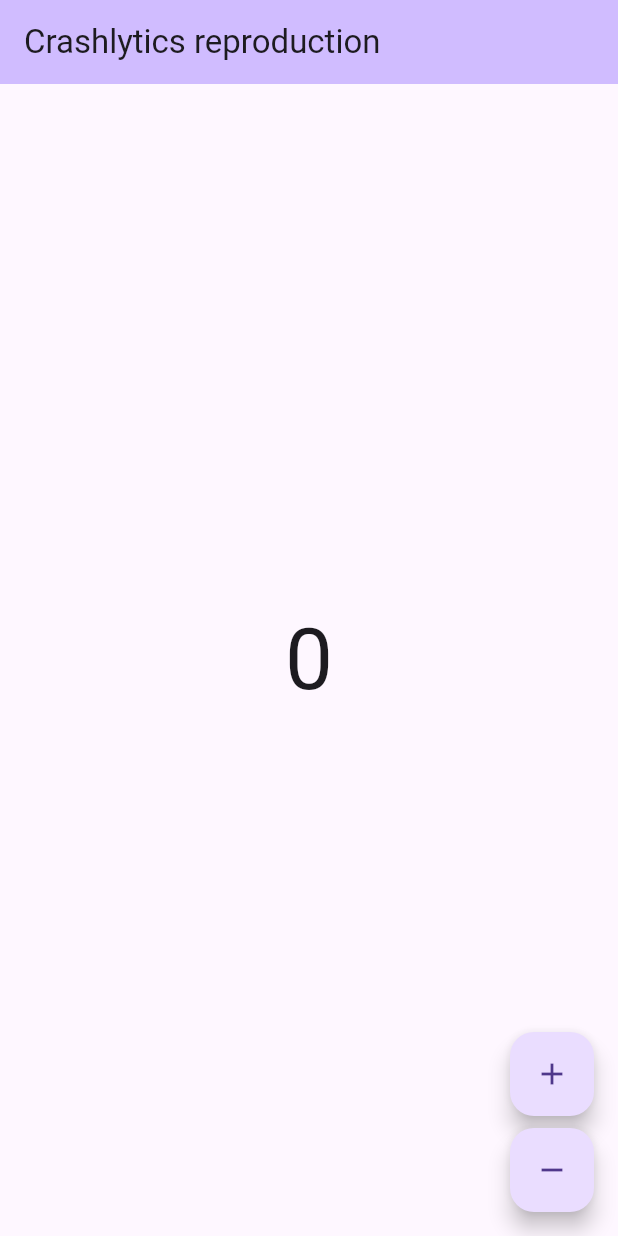
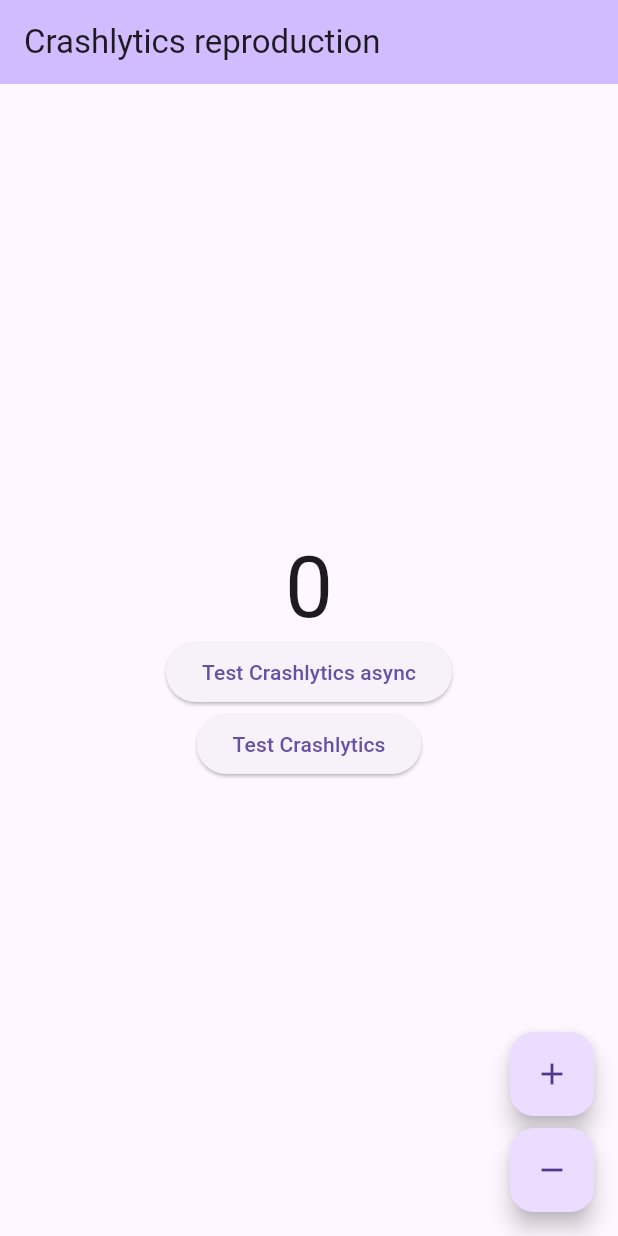
Before and after one commit to russellwheatley/crashlytics-symbols, a Flutter app: the screen it shows after launch, on a phone screen of 412 x 824 dp. Run offline on Flutter 3.47's test engine with Material 3 defaults, Android fonts, the phone set to English and light mode, and no system bars; our stand-ins replace bloc, firebase_core, firebase_crashlytics, flutter_bloc; accounts and stored records are empty.

Commit message:
update main and counter

```diff
--- a/lib/counter/view/counter_page.dart
+++ b/lib/counter/view/counter_page.dart
@@ -21,7 +21,24 @@
   Widget build(BuildContext context) {
     return Scaffold(
       appBar: AppBar(title: const Text('Crashlytics reproduction')),
-      body: const Center(child: CounterText()),
+      body: Column(
+        mainAxisAlignment: MainAxisAlignment.center,
+        children: <Widget>[
+          const Center(child: CounterText()),
+          ElevatedButton(
+            onPressed: () async {
+              throw Exception('Test Crashlytics async');
+            },
+            child: const Text('Test Crashlytics async'),
+          ),
+          ElevatedButton(
+            onPressed: () {
+              throw Exception('Test Crashlytics');
+            },
+            child: const Text('Test Crashlytics'),
+          ),
+        ],
+      ),
       floatingActionButton: Column(
         mainAxisAlignment: MainAxisAlignment.end,
         crossAxisAlignment: CrossAxisAlignment.end,
--- a/lib/main_production.dart
+++ b/lib/main_production.dart
@@ -11,7 +11,6 @@
   await Firebase.initializeApp();
   const fatalError = true;
   FlutterError.onError = (errorDetails) {
-    print('error recorded');
     if (fatalError) {
       // If you want to record a "fatal" exception
       FirebaseCrashlytics.instance.recordFlutterFatalError(errorDetails);
@@ -23,7 +22,6 @@
   };
   // Async exceptions
   PlatformDispatcher.instance.onError = (error, stack) {
-    print('async error recorded');
     if (fatalError) {
       // If you want to record a "fatal" exception
       FirebaseCrashlytics.instance.recordError(error, stack, fatal: true);
```
